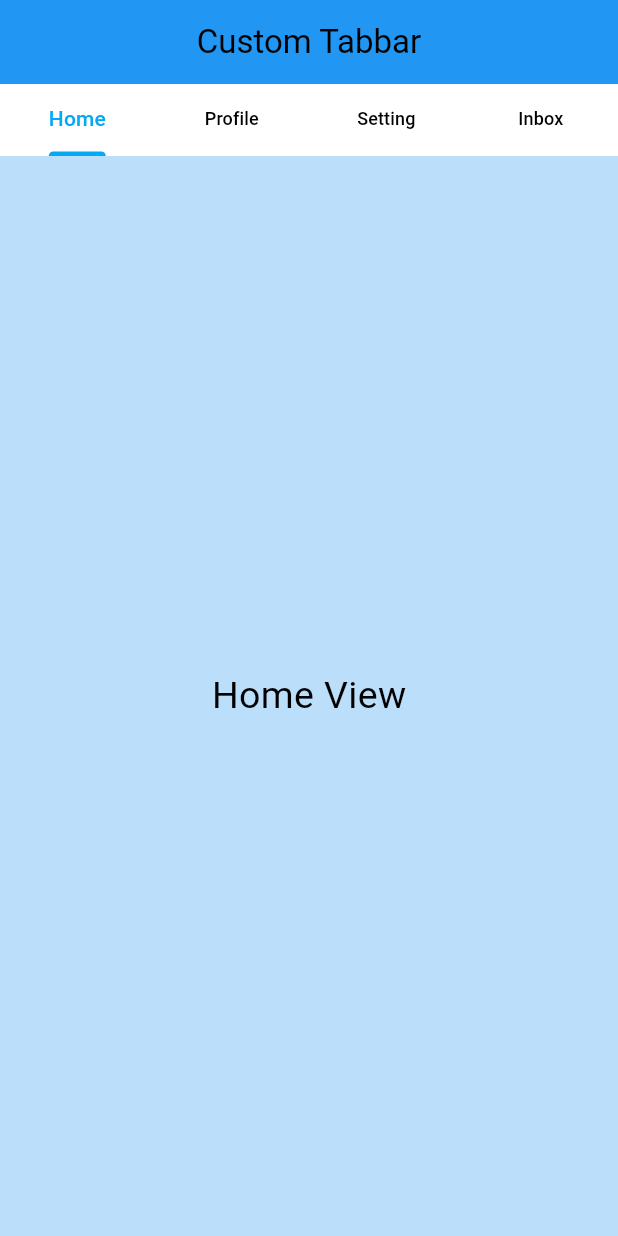
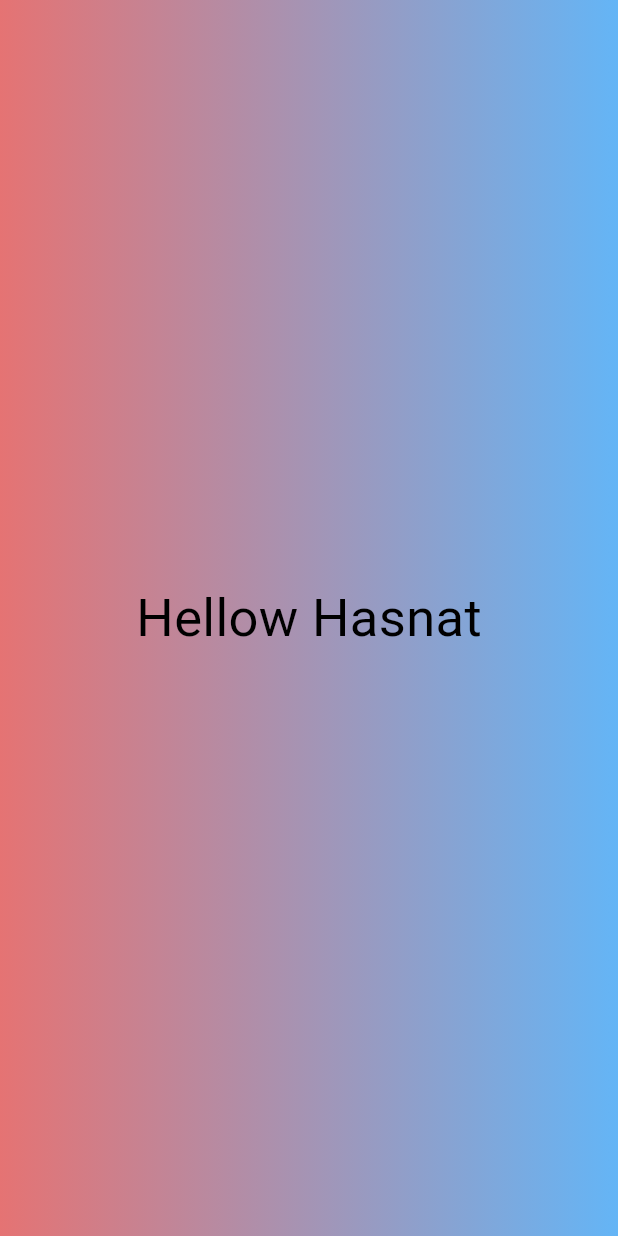
Before and after one commit to mdhasnat10/flutter_class, a Flutter app: the first screen one second after launch, on a phone screen of 412 x 824 dp. Run offline on Flutter 3.47's test engine with Material 3 defaults, Android fonts, the light colour scheme and no system bars.

Commit message:
splash_screen

```diff
--- a/lib/main.dart
+++ b/lib/main.dart
@@ -12,6 +12,7 @@ import 'package:module11_class1/module_13/bottomnav.dart';
 import 'package:module11_class1/module_13/lifecycle.dart';
 import 'package:module11_class1/module_13/statefulWidget.dart';
 import 'package:module11_class1/module_14/sfw_tabbar.dart';
+import 'package:module11_class1/module_14/splash_screen.dart';
 import 'module_11/Class_1/GridView_Builder.dart';
 import 'module_11/Class_1/HomePage_GridView.dart';
 import 'module_11/Class_1/Home_page_listView.dart';
@@ -35,8 +36,9 @@ class MyApp extends StatelessWidget {
         '/Lifecycle' : (context) => Lifecycle(),
         '/Bottomnav' : (context) => Module13Class3(),
         '/Module14_class1' : (context) => Module14_class1(),
+        '/SplashScreen' : (context) => SplashScreen(),
       },
-      initialRoute: '/Module14_class1',
+      initialRoute: '/SplashScreen',
       debugShowCheckedModeBanner: false,
       theme: ThemeData(
         brightness: Brightness.dark,
--- /dev/null
+++ b/lib/module_14/splash_screen.dart
@@ -0,0 +1,50 @@
+import 'package:flutter/material.dart';
+import 'package:module11_class1/module_14/sfw_tabbar.dart';
+
+class SplashScreen extends StatefulWidget {
+  const SplashScreen({super.key});
+
+  @override
+  State<SplashScreen> createState() => _SplashScreenState();
+}
+
+class _SplashScreenState extends State<SplashScreen> {
+  @override
+  void initState() {
+    // TODO: implement initState
+    super.initState();
+
+    navigateNestPage();
+  }
+
+  void navigateNestPage() {
+    Future.delayed(Duration(seconds: 3), () {
+      Navigator.pushReplacement(
+        context,
+        MaterialPageRoute(builder: (context) => Module14_class1()),
+      );
+    });
+  }
+
+  @override
+  Widget build(BuildContext context) {
+    return Scaffold(
+      body: Container(
+        height: double.infinity,
+        width: double.infinity,
+        decoration: BoxDecoration(
+          gradient: LinearGradient(
+            colors: [Colors.red.shade300, Colors.blue.shade300],
+          ),
+        ),
+
+        child: Center(
+          child: Text(
+            'Hellow Hasnat',
+            style: TextStyle(fontSize: 35, color: Colors.black),
+          ),
+        ),
+      ),
+    );
+  }
+}
```
